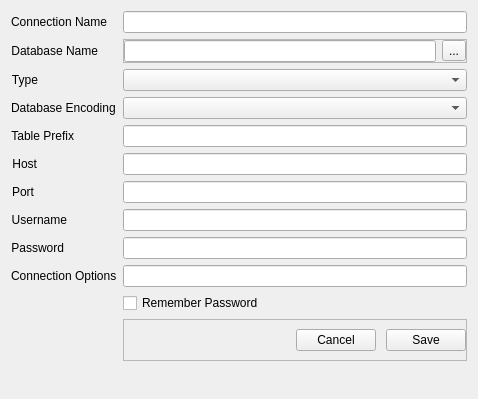
Qt form DbConnectionForm.ui (mosling/SQLReport) before a commit.
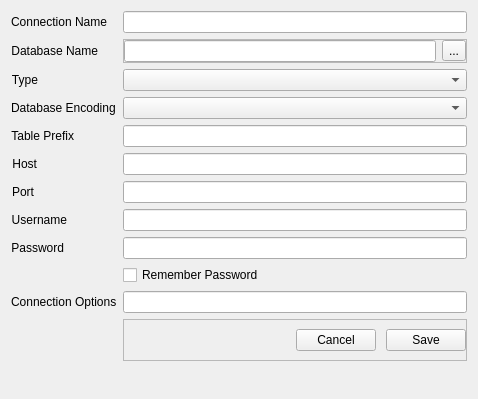
The same form after that commit.

Commit message: update #7: enhancements, use fixed font for editwidget

Diff of the .ui file:
```diff
--- a/DbConnectionForm.ui
+++ b/DbConnectionForm.ui
@@ -232,20 +232,7 @@
      </property>
     </widget>
    </item>
-   <item row="10" column="1">
-    <widget class="QCheckBox" name="checkBoxPasswordSave">
-     <property name="font">
-      <font>
-       <family>Tahoma</family>
-       <pointsize>9</pointsize>
-      </font>
-     </property>
-     <property name="text">
-      <string>Remember Password</string>
-     </property>
-    </widget>
-   </item>
-   <item row="11" column="1">
+   <item row="12" column="1">
     <widget class="QFrame" name="frame">
      <property name="frameShape">
       <enum>QFrame::StyledPanel</enum>
@@ -329,14 +316,14 @@
      </layout>
     </widget>
    </item>
-   <item row="9" column="1">
+   <item row="10" column="1">
     <widget class="QLineEdit" name="lineEditOptions">
      <property name="toolTip">
       <string>&lt;html&gt;&lt;head/&gt;&lt;body&gt;&lt;p&gt;Option1|Option2|...&lt;/p&gt;&lt;/body&gt;&lt;/html&gt;</string>
      </property>
     </widget>
    </item>
-   <item row="9" column="0">
+   <item row="10" column="0">
     <widget class="QLabel" name="labelOptions">
      <property name="font">
       <font>
@@ -369,6 +356,19 @@
      </property>
     </widget>
    </item>
+   <item row="9" column="1">
+    <widget class="QCheckBox" name="checkBoxPasswordSave">
+     <property name="font">
+      <font>
+       <family>Tahoma</family>
+       <pointsize>9</pointsize>
+      </font>
+     </property>
+     <property name="text">
+      <string>Remember Password</string>
+     </property>
+    </widget>
+   </item>
   </layout>
  </widget>
  <tabstops>
```
Left out of the diff: 3 changed lines with no effect on the pictures. The commit also changes 9 other files.
